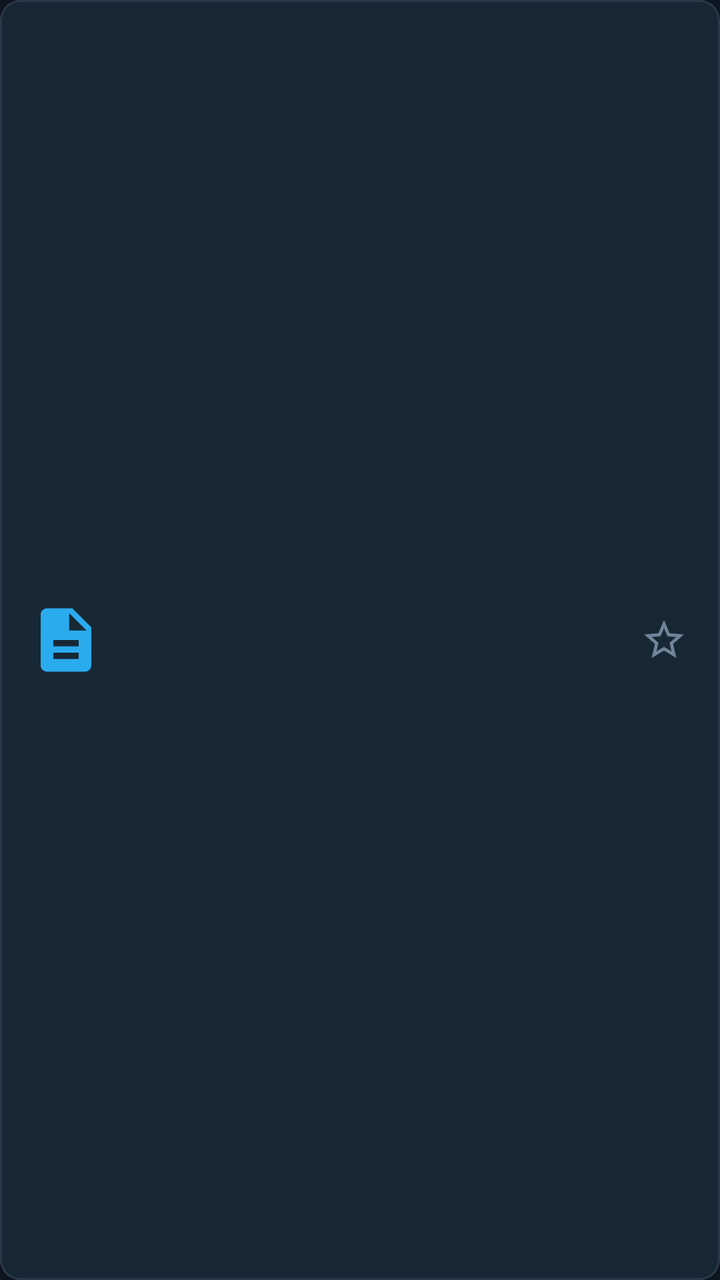
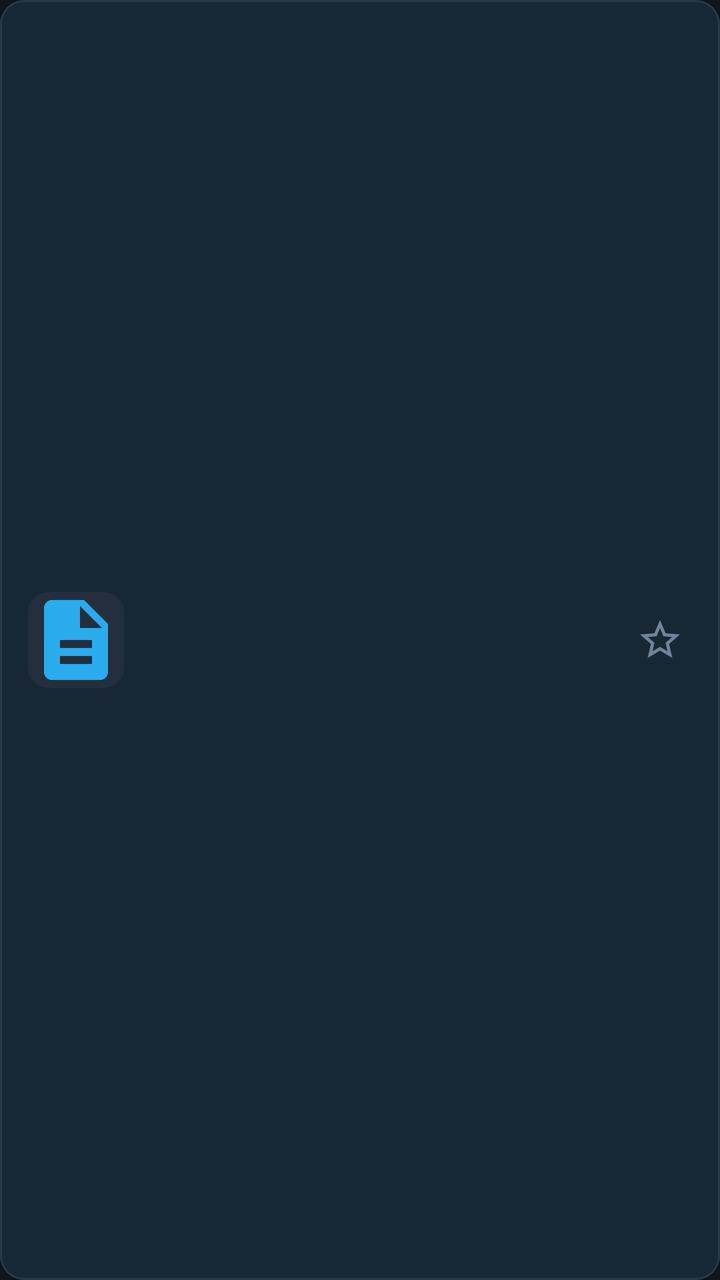

Before-and-after screenshots of an Android layout around one commit, followed by the original layout XML and the change that was made.
<!-- AndroidManifest.xml: application theme Theme.VaultX -->
<!-- res/layout/item_file_list.xml -->
<?xml version="1.0" encoding="utf-8"?>
<com.google.android.material.card.MaterialCardView
    xmlns:android="http://schemas.android.com/apk/res/android"
    xmlns:app="http://schemas.android.com/apk/res-auto"
    android:id="@+id/cardFileList"
    android:layout_width="match_parent"
    android:layout_height="72dp"
    android:layout_marginVertical="3dp"
    android:layout_marginHorizontal="8dp"
    app:cardCornerRadius="10dp"
    app:cardElevation="1dp"
    app:cardBackgroundColor="@color/vaultx_surface"
    app:strokeWidth="1dp"
    app:strokeColor="@color/vaultx_card_stroke">

    <LinearLayout
        android:layout_width="match_parent"
        android:layout_height="match_parent"
        android:orientation="horizontal"
        android:gravity="center_vertical"
        android:paddingHorizontal="14dp">

        <ImageView
            android:id="@+id/ivIconList"
            android:layout_width="38dp"
            android:layout_height="38dp"
            android:src="@drawable/ic_doc"
            android:contentDescription="@null" />

        <LinearLayout
            android:layout_width="0dp"
            android:layout_height="wrap_content"
            android:layout_weight="1"
            android:orientation="vertical"
            android:layout_marginStart="14dp"
            android:layout_marginEnd="8dp">

            <TextView
                android:id="@+id/tvFileNameList"
                android:layout_width="match_parent"
                android:layout_height="wrap_content"
                android:maxLines="1"
                android:ellipsize="middle"
                android:textColor="@color/vaultx_text_primary"
                android:textSize="14sp"
                android:textStyle="bold" />

            <TextView
                android:id="@+id/tvFileMetaList"
                android:layout_width="match_parent"
                android:layout_height="wrap_content"
                android:layout_marginTop="2dp"
                android:textColor="@color/vaultx_text_secondary"
                android:textSize="12sp" />
        </LinearLayout>

        <ImageView
            android:id="@+id/ivFavoriteList"
            android:layout_width="28dp"
            android:layout_height="28dp"
            android:padding="2dp"
            android:src="@drawable/ic_star_outline"
            android:contentDescription="@string/action_favorite" />

    </LinearLayout>
</com.google.android.material.card.MaterialCardView>
<!-- resources referenced by this layout -->
<resources>
  <color name="vaultx_card_stroke">#2B394A</color>
  <color name="vaultx_surface">#17212B</color>
  <color name="vaultx_text_primary">#FFFFFF</color>
  <color name="vaultx_text_secondary">#708499</color>
  <!-- drawable ic_doc (drawable) -->
  <vector xmlns:android="http://schemas.android.com/apk/res/android"
      android:width="24dp"
      android:height="24dp"
      android:viewportWidth="24"
      android:viewportHeight="24">
      <path
          android:fillColor="@color/vaultx_primary"
          android:pathData="M14,2H6c-1.1,0 -1.99,0.9 -1.99,2L4,20c0,1.1 0.89,2 1.99,2H18c1.1,0 2,-0.9 2,-2V8l-6,-6zm2,16H8v-2h8v2zm0,-4H8v-2h8v2zm-3,-5V3.5L18.5,9H13z" />
  </vector>
  <!-- drawable ic_star_outline (drawable) -->
  <vector xmlns:android="http://schemas.android.com/apk/res/android"
      android:width="24dp"
      android:height="24dp"
      android:viewportWidth="24"
      android:viewportHeight="24">
      <path
          android:fillColor="@color/vaultx_text_secondary"
          android:pathData="M22,9.24l-7.19,-0.62L12,2 9.19,8.63 2,9.24l5.46,4.73L5.82,21 12,17.27 18.18,21l-1.63,-7.03L22,9.24zM12,15.4l-3.76,2.27 1,-4.28 -3.32,-2.88 4.38,-0.38L12,6.1l1.71,4.04 4.38,0.38 -3.32,2.88 1,4.28M12,15.4z" />
  </vector>
  <string name="action_favorite">Favorite</string>
  <style name="Theme.VaultX" parent="Theme.Material3.Dark.NoActionBar">
          <item name="colorPrimary">@color/vaultx_primary</item>
          <item name="colorOnPrimary">@color/vaultx_on_primary</item>
          <item name="colorPrimaryContainer">@color/vaultx_primary_container</item>
          <item name="colorSecondary">@color/vaultx_primary</item>
          <item name="android:statusBarColor">@color/vaultx_bg</item>
          <item name="android:navigationBarColor">@color/vaultx_surface</item>
          <item name="android:windowBackground">@color/vaultx_bg</item>
          <item name="colorSurface">@color/vaultx_surface</item>
          <item name="colorSurfaceVariant">@color/vaultx_surface_variant</item>
      </style>
  <color name="vaultx_primary">#2AABEE</color>
  <color name="vaultx_on_primary">#FFFFFF</color>
  <color name="vaultx_primary_container">#1A4560</color>
  <color name="vaultx_bg">#0E1621</color>
  <color name="vaultx_surface_variant">#242F3D</color>
</resources>

<!-- the commit's change to res/layout/item_file_list.xml (unified diff, before → after) -->
@@ -7,7 +7,7 @@
     android:layout_height="72dp"
     android:layout_marginVertical="3dp"
     android:layout_marginHorizontal="8dp"
-    app:cardCornerRadius="10dp"
+    app:cardCornerRadius="12dp"
     app:cardElevation="1dp"
     app:cardBackgroundColor="@color/vaultx_surface"
     app:strokeWidth="1dp"
@@ -20,12 +20,21 @@
         android:gravity="center_vertical"
         android:paddingHorizontal="14dp">
 
-        <ImageView
-            android:id="@+id/ivIconList"
-            android:layout_width="38dp"
-            android:layout_height="38dp"
-            android:src="@drawable/ic_doc"
-            android:contentDescription="@null" />
+        <com.google.android.material.card.MaterialCardView
+            android:layout_width="48dp"
+            android:layout_height="48dp"
+            app:cardCornerRadius="10dp"
+            app:cardBackgroundColor="@color/vaultx_surface_variant"
+            app:strokeWidth="0dp">
+
+            <ImageView
+                android:id="@+id/ivIconList"
+                android:layout_width="match_parent"
+                android:layout_height="match_parent"
+                android:scaleType="centerCrop"
+                android:src="@drawable/ic_doc"
+                android:contentDescription="@null" />
+        </com.google.android.material.card.MaterialCardView>
 
         <LinearLayout
             android:layout_width="0dp"
@@ -56,9 +65,9 @@
 
         <ImageView
             android:id="@+id/ivFavoriteList"
-            android:layout_width="28dp"
-            android:layout_height="28dp"
-            android:padding="2dp"
+            android:layout_width="32dp"
+            android:layout_height="32dp"
+            android:padding="4dp"
             android:src="@drawable/ic_star_outline"
             android:contentDescription="@string/action_favorite" />
 
